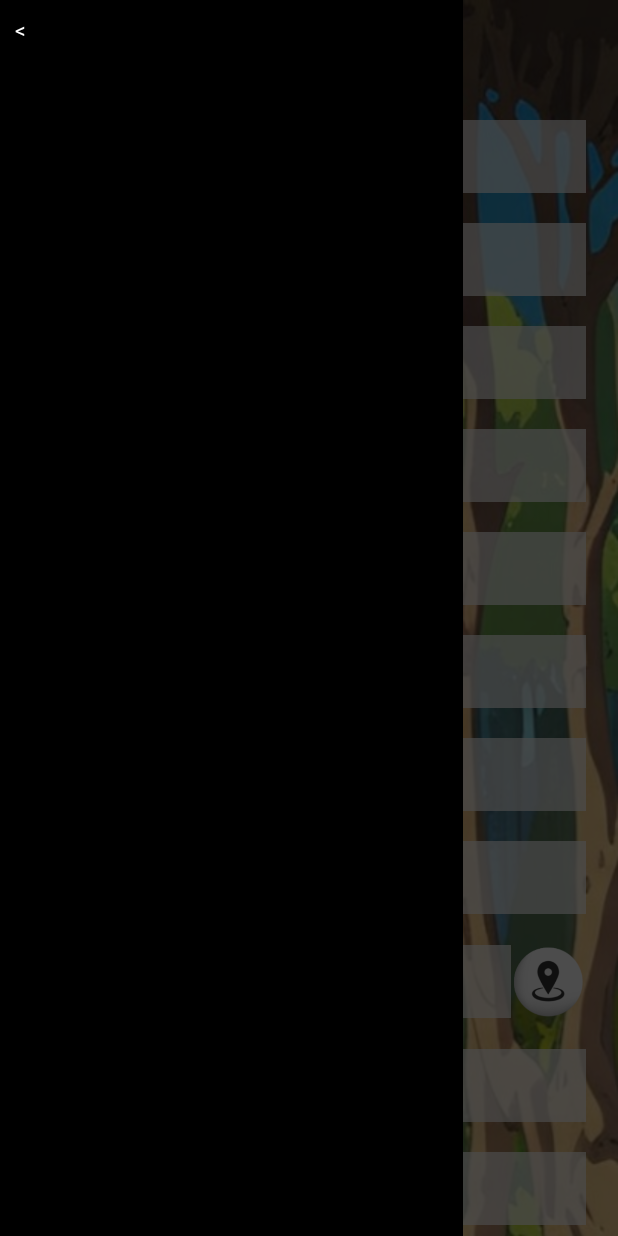
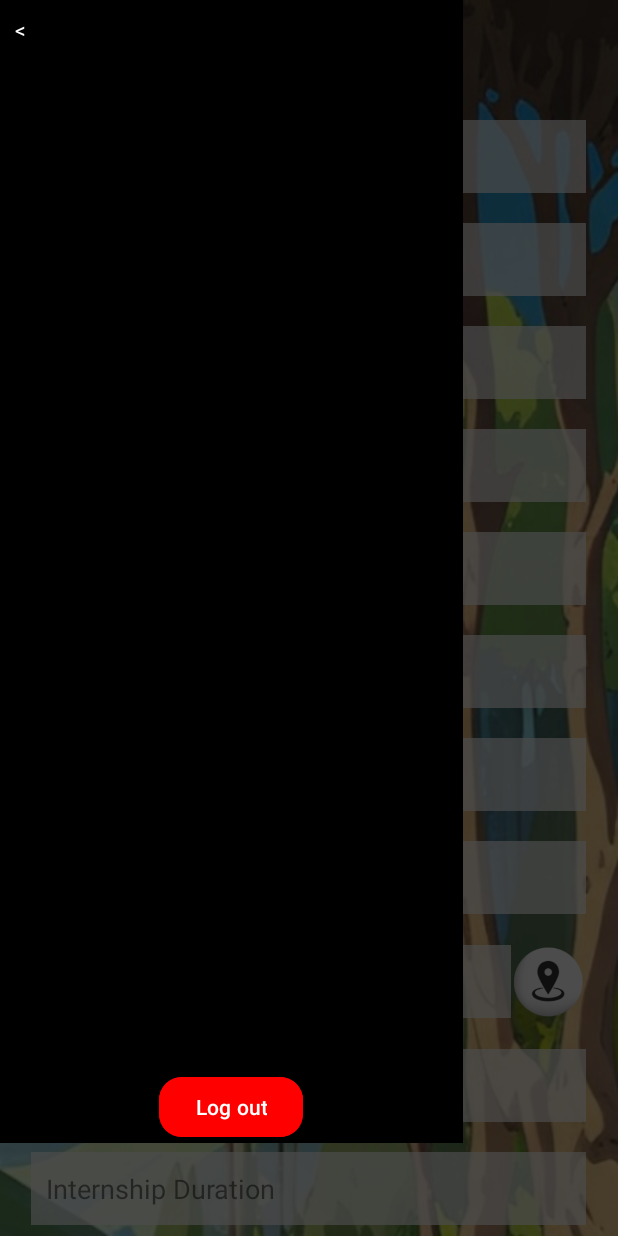
Before and after one commit to AbhijitMohanty151/first_Internship_App, an Android app: the regester screen opened directly, with no data from a screen before it, after a tap on an icon or button, on a phone screen of 412 x 824 dp. Run offline under Robolectric (Android 15) with nearby library versions, the phone set to English and light mode, and no system bars.

Commit message:
Initial commit

```diff
--- a/app/src/main/java/com/example/a2/regester.java
+++ b/app/src/main/java/com/example/a2/regester.java
@@ -33,6 +33,7 @@ import java.util.Locale;
 
 public class regester extends AppCompatActivity {
 
+    private Button menulogout;
     private ScrollView menubackground,menuforeground;
     private TextView menuexit;
     private ImageButton menu;
@@ -41,6 +42,22 @@ public class regester extends AppCompatActivity {
     private TextView outputtext;
     private EditText name,branch,email,college,phone,percent10,percent12,percentug,locationField,internshipcourse,internshipduration,paymentid;
     private String name1,branch1,email1,college1,phone1,percent101,percent121,percentug1,location1,internshipcourse1,internshipduration1,paymentid1;
+    private String[] courseNames = {
+            "App Development",
+            "Business Development Associate",
+            "Content Writing",
+            "Cyber Security",
+            "Data Science",
+            "Digital Marketing",
+            "Digital Media Promotion",
+            "Full Stack Development",
+            "Human Resources (HR)",
+            "Internet of Things (IoT)",
+            "Software Development",
+            "UI/UX Design",
+            "Web Development",
+            "Process Associate"
+    };
 
     @Override
     protected void onCreate(Bundle savedInstanceState) {
@@ -61,6 +78,7 @@ public class regester extends AppCompatActivity {
         int screenWidth = displayMetrics.widthPixels;
         int screenHeight = displayMetrics.heightPixels;
 
+        menulogout = findViewById(R.id.menulogout);
         menuexit = findViewById(R.id.menuexit);
         menu = findViewById(R.id.menu);
         menubackground = findViewById(R.id.menubackground);
@@ -93,7 +111,7 @@ public class regester extends AppCompatActivity {
 
         ViewGroup.LayoutParams params = menuforeground.getLayoutParams();
         params.width = (int) (screenWidth * 0.75);
-        params.height = screenHeight;
+        params.height = screenHeight - (int)(110*getResources().getDisplayMetrics().density+0.5f);
         menuforeground.setLayoutParams(params);
 
         reset.setOnClickListener(view -> {
@@ -153,6 +171,11 @@ public class regester extends AppCompatActivity {
             if(!(Integer.parseInt(percentug1)<=100)||!(Integer.parseInt(percentug1)>=0)){
                 outputtext.setText("*UG percentage should be between 0 and 100");
                 percentug.setText("");
+                return;
+            }
+            if(!checkCourse(internshipcourse1)){
+                outputtext.setText("*Select a course");
+                internshipcourse.setText("");
                 return;
             }
 
@@ -253,6 +276,28 @@ public class regester extends AppCompatActivity {
             menubackground.setVisibility(View.GONE);
         });
 
+        menulogout.setOnClickListener(v -> {
+            AlertDialog.Builder builder = new AlertDialog.Builder(regester.this);
+            builder.setTitle("Logging out");
+            builder.setMessage("Are you sure you want to logout?");
+            builder.setNegativeButton("Cancel", null);
+            builder.setPositiveButton("Yes", (dialog, which) -> {
+                Intent intent = new Intent(regester.this, loginPage.class);
+                intent.addFlags(Intent.FLAG_ACTIVITY_CLEAR_TOP | Intent.FLAG_ACTIVITY_NEW_TASK);
+                startActivity(intent);
+                finish();
+            });
+            builder.show();
+        });
+
+    }
+    private boolean checkCourse(String course) {
+        for (String c : courseNames) {
+            if (c.equalsIgnoreCase(course)) {
+                return true;
+            }
+        }
+        return false;
     }
     private String removeSpaces(String input) {
         int l=input.length();
--- a/app/src/main/res/layout/activity_explore_page.xml
+++ b/app/src/main/res/layout/activity_explore_page.xml
@@ -353,6 +353,7 @@
         android:layout_width="0dp"
         android:layout_height="0dp"
         android:background="#B3000000"
+        android:visibility="gone"
         app:layout_constraintBottom_toBottomOf="parent"
         app:layout_constraintEnd_toEndOf="parent"
         app:layout_constraintHorizontal_bias="0.5"
--- a/app/src/main/res/layout/activity_regester.xml
+++ b/app/src/main/res/layout/activity_regester.xml
@@ -368,8 +368,9 @@
         app:layout_constraintVertical_bias="0.5">
 
         <LinearLayout
-            android:layout_width="match_parent"
-            android:layout_height="wrap_content"
+            android:layout_width="wrap_content"
+            android:layout_height="match_parent"
+            android:background="#000000"
             android:orientation="vertical">
 
             <ScrollView
@@ -395,8 +396,26 @@
                         android:clickable="true"
                         android:text="   &lt;"
                         android:textColor="@color/white" />
+
                 </LinearLayout>
             </ScrollView>
+
+            <LinearLayout
+                android:layout_width="match_parent"
+                android:layout_height="match_parent"
+                android:gravity="center_horizontal"
+                android:orientation="vertical">
+
+                <Button
+                    android:id="@+id/menulogout"
+                    android:layout_width="wrap_content"
+                    android:layout_height="wrap_content"
+                    android:backgroundTint="#FF0000"
+                    android:text="Log out"
+                    android:textColor="@color/white"
+                    app:cornerRadius="15dp" />
+            </LinearLayout>
+
         </LinearLayout>
     </ScrollView>
 
```
Also changed, not shown: app/src/main/java/com/example/a2/explore2.java (+18 -1 lines), app/src/main/java/com/example/a2/explorePage.java (+20 -1 lines), app/src/main/java/com/example/a2/success.java (+17 -1 lines), app/src/main/res/layout/activity_explore2.xml (+21 -2 lines), app/src/main/res/layout/activity_success.xml (+21 -2 lines).
